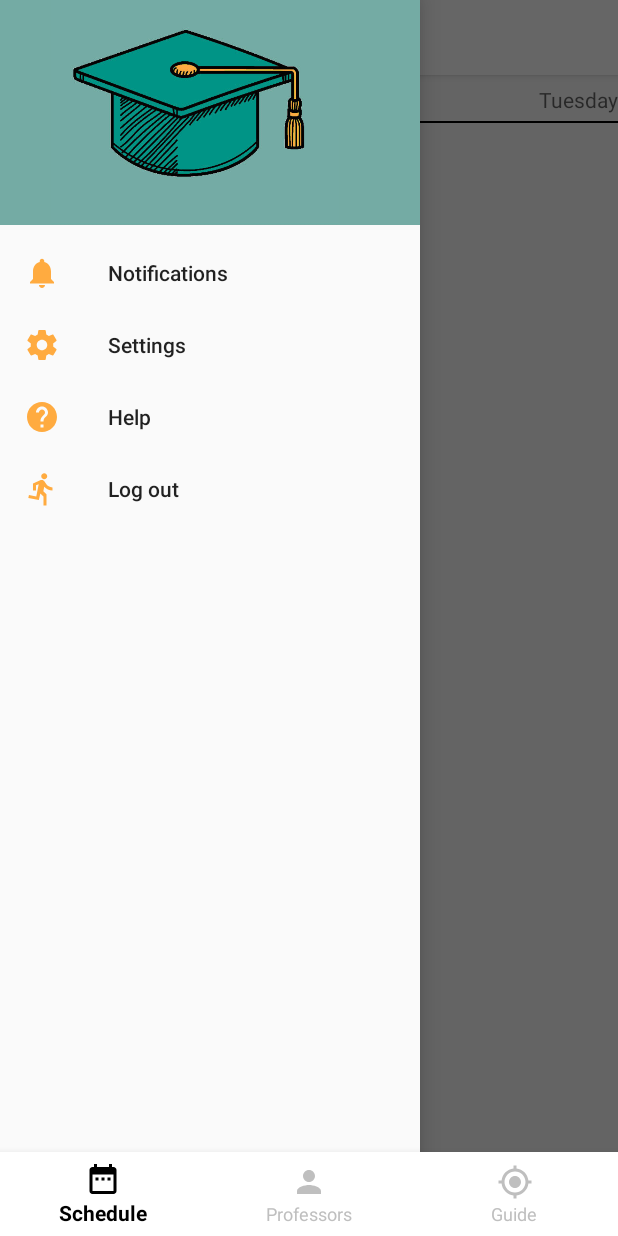
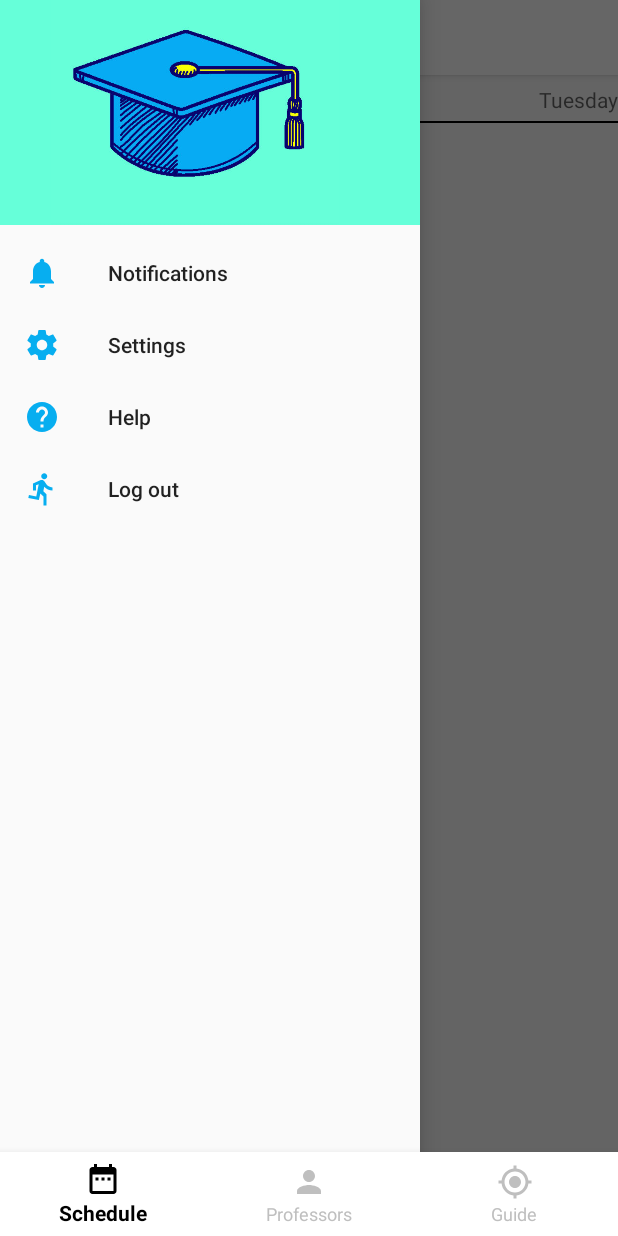
Before and after one commit to guillerial/android, an Android app: the DayFragment screen opened directly, with no data from a screen before it, with the side drawer open, on a phone screen of 412 x 824 dp. Run offline under Robolectric (Android 15) with nearby library versions, the phone set to English and light mode, and no system bars; our stand-ins replace ButterKnife, Dagger/Hilt's generated code, RxJava, Timber; libraries missing offline, so code that uses them is left out: org.altbeacon.beacon; 7 statements that could not run were skipped.

Commit message:
Dias arreglados

```diff
--- a/app/src/main/java/es/indios/markn/data/DataManager.java
+++ b/app/src/main/java/es/indios/markn/data/DataManager.java
@@ -139,4 +139,8 @@ public class DataManager {
     public Observable<List<Schedule>> getSchedulesByDay(int day){
         return mDatabaseHelper.getSchedulesByday(day).distinct();
     }
+
+    public void logout() {
+        mPreferencesHelper.logout();
+    }
 }
--- a/app/src/main/java/es/indios/markn/data/local/DatabaseHelper.java
+++ b/app/src/main/java/es/indios/markn/data/local/DatabaseHelper.java
@@ -197,7 +197,7 @@ public class DatabaseHelper {
                         long result = mDb.insert(Db.SchedulesTable.TABLE_NAME,
                                 Db.SchedulesTable.toContentValues(schedule),
                                 SQLiteDatabase.CONFLICT_REPLACE);
-                        Timber.i("Schedule: "+schedule.getGroup().getCode());
+                        Timber.i("Schedule: "+schedule.getGroup().getSubject_name()+" con result: "+result);
                         if (result >= 0) emitter.onNext(schedule);
                     }
                     transaction.markSuccessful();
--- a/app/src/main/java/es/indios/markn/data/local/Db.java
+++ b/app/src/main/java/es/indios/markn/data/local/Db.java
@@ -160,7 +160,7 @@ public class Db {
 
         public static final String CREATE =
                 "CREATE TABLE " + TABLE_NAME + " (" +
-                        COLUMN_ID + " INTEGER PRIMARY KEY, " +
+                        COLUMN_ID + " INTEGER PRIMARY KEY AUTO_INCREMENT, " +
                         COLUMN_DAY + " INTEGER, " +
                         COLUMN_START_HOUR + " INTEGER, " +
                         COLUMN_FINISH_HOUR + " INTEGER, " +
@@ -169,7 +169,6 @@ public class Db {
 
         public static ContentValues toContentValues(Schedule schedule) {
             ContentValues values = new ContentValues();
-            values.put(COLUMN_ID, schedule.getId());
             values.put(COLUMN_DAY, schedule.getDay());
             values.put(COLUMN_START_HOUR, schedule.getStart_hour());
             values.put(COLUMN_FINISH_HOUR, schedule.getFinish_hour());
--- a/app/src/main/java/es/indios/markn/data/local/PreferencesHelper.java
+++ b/app/src/main/java/es/indios/markn/data/local/PreferencesHelper.java
@@ -56,4 +56,8 @@ public class PreferencesHelper {
             }
         });
     }
+
+    public void logout() {
+        clear();
+    }
 }
--- a/app/src/main/java/es/indios/markn/ui/guide/GuideAdapter.java
+++ b/app/src/main/java/es/indios/markn/ui/guide/GuideAdapter.java
@@ -34,6 +34,7 @@ public class GuideAdapter extends RecyclerView.Adapter<GuideAdapter.IndicationVi
 
     public void setIndications(ArrayList<Indication> indications){
         mIndications = indications;
+        notifyDataSetChanged();
     }
 
     @Override
--- a/app/src/main/java/es/indios/markn/ui/guide/GuidePresenter.java
+++ b/app/src/main/java/es/indios/markn/ui/guide/GuidePresenter.java
@@ -61,7 +61,7 @@ public class GuidePresenter extends BasePresenter<GuideMvpView> implements Searc
 
             @Override
             public void onError(Throwable e) {
-
+                Timber.i(e,"Error GuidePresenter");
             }
 
             @Override
@@ -95,7 +95,7 @@ public class GuidePresenter extends BasePresenter<GuideMvpView> implements Searc
 
             @Override
             public void onError(Throwable e) {
-
+                Timber.i(e,"Error GuidePresenter");
             }
 
             @Override
--- a/app/src/main/java/es/indios/markn/ui/guide/LocationAdapter.java
+++ b/app/src/main/java/es/indios/markn/ui/guide/LocationAdapter.java
@@ -37,6 +37,7 @@ public class LocationAdapter extends RecyclerView.Adapter<LocationAdapter.Locati
 
     public void setLocations(ArrayList<Location> locations){
         mLocations = locations;
+        notifyDataSetChanged();
     }
 
     @Override
--- a/app/src/main/java/es/indios/markn/ui/init/InitActivity.java
+++ b/app/src/main/java/es/indios/markn/ui/init/InitActivity.java
@@ -1,5 +1,6 @@
 package es.indios.markn.ui.init;
 
+import android.content.Intent;
 import android.os.Bundle;
 import android.support.annotation.NonNull;
 import android.support.design.widget.BottomNavigationView;
@@ -25,6 +26,7 @@ import es.indios.markn.data.sync.TeachersSyncService;
 import es.indios.markn.data.sync.TopologySyncService;
 import es.indios.markn.ui.base.BaseActivity;
 import es.indios.markn.ui.guide.GuideFragment;
+import es.indios.markn.ui.login.LoginActivity;
 import es.indios.markn.ui.main.BeaconsAdapter;
 import es.indios.markn.ui.scheduler.SchedulerFragment;
 import es.indios.markn.ui.teachers.TeachersFragment;
@@ -70,8 +72,6 @@ public class InitActivity extends BaseActivity implements InitMvpView, BottomNav
         Scanner.getInstance().subscribeListener(mInitPresenter);
 
         onNavigationItemSelected(mBottomNavigation.getMenu().findItem(R.id.action_scheduler));
-
-        syncThings();
     }
 
     private void syncThings() {
@@ -80,6 +80,12 @@ public class InitActivity extends BaseActivity implements InitMvpView, BottomNav
         startService(IndicationsSyncService.getStartIntent(this));
         startService(SchedulesSyncService.getStartIntent(this));
         startService(TeachersSyncService.getStartIntent(this));
+    }
+
+    @Override
+    protected void onResume() {
+        super.onResume();
+        syncThings();
     }
 
     @Override
@@ -116,7 +122,10 @@ public class InitActivity extends BaseActivity implements InitMvpView, BottomNav
 
                 break;
             case R.id.action_logout:
-
+                mInitPresenter.logout();
+                Intent intent = new Intent(this, LoginActivity.class);
+                startActivity(intent);
+                finish();
                 break;
             default:
                 return false;
--- a/app/src/main/java/es/indios/markn/ui/init/InitPresenter.java
+++ b/app/src/main/java/es/indios/markn/ui/init/InitPresenter.java
@@ -53,4 +53,8 @@ public class InitPresenter extends BasePresenter<InitMvpView> implements MarknLi
         if (getGuideFragment()!=null)
             getGuideFragment().onNewIndication(indication);
     }
+
+    public void logout() {
+        mDataManager.logout();
+    }
 }
--- a/app/src/main/java/es/indios/markn/ui/scheduler/DayFragment.java
+++ b/app/src/main/java/es/indios/markn/ui/scheduler/DayFragment.java
@@ -3,6 +3,7 @@ package es.indios.markn.ui.scheduler;
 import android.annotation.SuppressLint;
 import android.os.Bundle;
 import android.support.annotation.Nullable;
+import android.support.v7.widget.LinearLayoutManager;
 import android.support.v7.widget.RecyclerView;
 import android.view.LayoutInflater;
 import android.view.View;
@@ -65,6 +66,7 @@ public class DayFragment extends BaseFragment implements DayMvpView {
         ButterKnife.bind(this, view);
 
         mDayRecyclerView.setAdapter(mDayAdapter);
+        mDayRecyclerView.setLayoutManager(new LinearLayoutManager(getContext()));
 
         mDayPresenter.getSchedules();
         return view;
--- a/app/src/main/java/es/indios/markn/ui/scheduler/DayPresenter.java
+++ b/app/src/main/java/es/indios/markn/ui/scheduler/DayPresenter.java
@@ -44,10 +44,6 @@ public class DayPresenter extends BasePresenter<DayMvpView> {
 
                     @Override
                     public void onNext(List<Schedule> schedules) {
-                        Timber.i("DAY "+ mDay + "schedules: "+schedules.size());
-                        for(Schedule schedule : schedules){
-                            Timber.i("Schedule: "+schedule.getGroup());
-                        }
                         if(getMvpView()!=null)
                             getMvpView().setSchedules(new ArrayList<>(schedules));
                     }
--- a/app/src/main/java/es/indios/markn/ui/teachers/TeachersAdapter.java
+++ b/app/src/main/java/es/indios/markn/ui/teachers/TeachersAdapter.java
@@ -40,6 +40,7 @@ public class TeachersAdapter extends RecyclerView.Adapter<TeachersAdapter.Locati
 
     public void setTeachers(ArrayList<Teacher> teachers){
         mTeachers = teachers;
+        notifyDataSetChanged();
     }
 
     @Override
--- a/app/src/main/java/es/indios/markn/ui/teachers/TeachersFragment.java
+++ b/app/src/main/java/es/indios/markn/ui/teachers/TeachersFragment.java
@@ -53,8 +53,6 @@ public class TeachersFragment extends BaseFragment implements TeachersMvpView {
 
         mTeachersPresenter.getTeachers();
 
-
-
         return view;
     }
 
--- a/app/src/main/res/layout/navigation_header.xml
+++ b/app/src/main/res/layout/navigation_header.xml
@@ -9,7 +9,7 @@
         android:id="@+id/header_image"
         android:layout_width="wrap_content"
         android:layout_height="wrap_content"
-        android:src="@drawable/cabecerauvigo2"
+        android:src="@drawable/birretedegraduacioncoloreardefinitivo"
         android:layout_marginRight="20dp"/>
 
     <RelativeLayout
--- a/app/src/main/res/values/colors.xml
+++ b/app/src/main/res/values/colors.xml
@@ -1,8 +1,8 @@
 <?xml version="1.0" encoding="utf-8"?>
 <resources>
-    <color name="primary">#009688</color>
-    <color name="primary_slow">#74aba4</color>
-    <color name="orange">#ffab40</color>
+    <color name="primary">#66ffd9</color>
+    <color name="primary_slow">#66ffd9</color>
+    <color name="orange">#07aef0</color>
     <color name="primary_dark">#000000</color>
     <color name="accent">#FFFFFF</color>
     <color name="gray2">#848484</color>
```
Also changed, not shown: app/src/main/java/es/indios/markn/ui/scheduler/DayAdapter.java (+14 -2 lines), app/src/main/res/drawable/birretedegraduacioncoloreardefinitivo.jpg (added).
